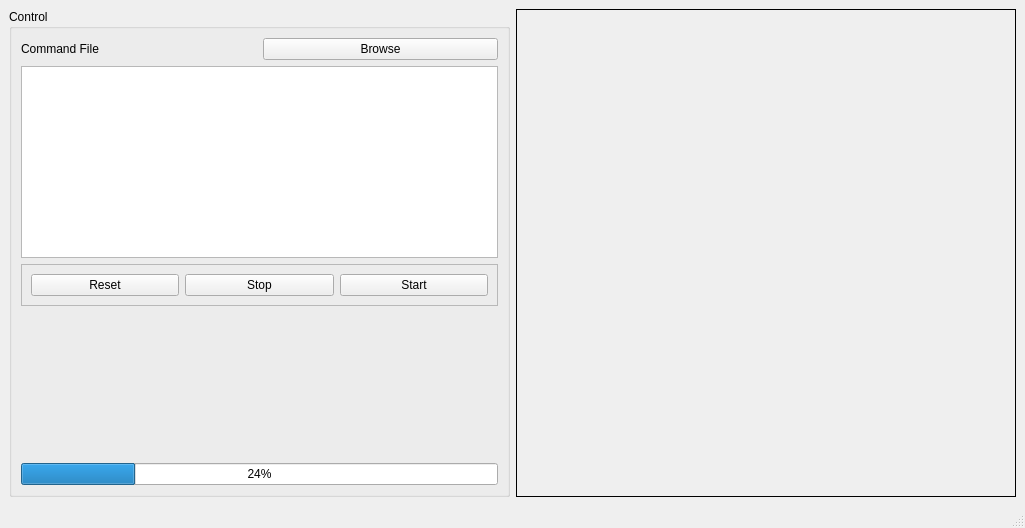
kwijesin/CMPT417-Final-Project-F22, file mainwindowcontrols.ui: the form before one commit.
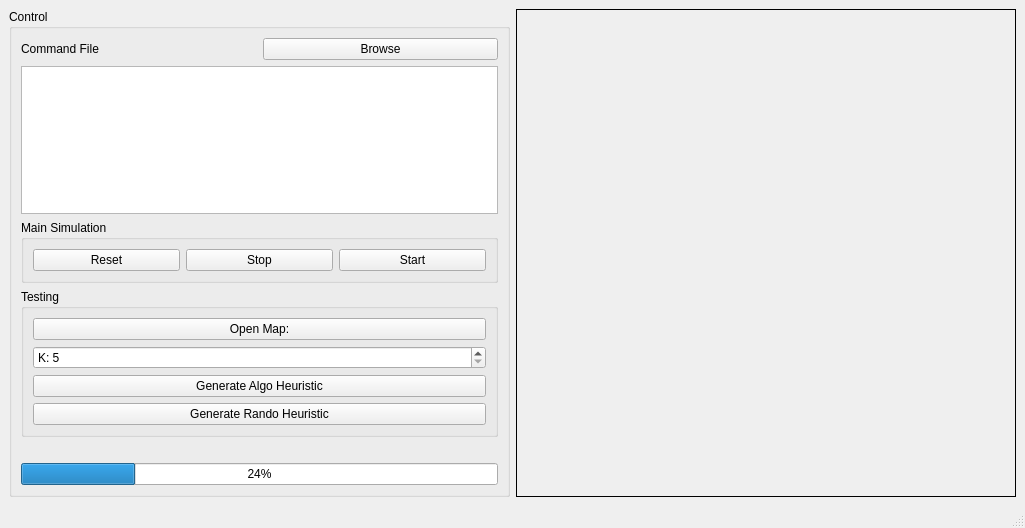
The form after the commit. Custom widgets are drawn as their Qt base class.

Commit message: Implements testing ui for calculateTDG Debug calculateTDH and the algorithm version

```diff
--- a/mainwindowcontrols.ui
+++ b/mainwindowcontrols.ui
@@ -56,14 +56,11 @@
         </widget>
        </item>
        <item>
-        <widget class="QFrame" name="frame">
-         <property name="frameShape">
-          <enum>QFrame::StyledPanel</enum>
+        <widget class="QGroupBox" name="groupBox_2">
+         <property name="title">
+          <string>Main Simulation</string>
          </property>
-         <property name="frameShadow">
-          <enum>QFrame::Raised</enum>
-         </property>
-         <layout class="QHBoxLayout" name="horizontalLayout">
+         <layout class="QHBoxLayout" name="horizontalLayout_4">
           <item>
            <widget class="QPushButton" name="pushButtonReset">
             <property name="text">
@@ -88,6 +85,46 @@
          </layout>
         </widget>
        </item>
+       <item>
+        <widget class="QGroupBox" name="groupBox_3">
+         <property name="title">
+          <string>Testing</string>
+         </property>
+         <layout class="QVBoxLayout" name="verticalLayout_2">
+          <item>
+           <widget class="QPushButton" name="pushButton">
+            <property name="text">
+             <string>Open Map:</string>
+            </property>
+           </widget>
+          </item>
+          <item>
+           <widget class="QSpinBox" name="spinBoxK">
+            <property name="prefix">
+             <string>K: </string>
+            </property>
+            <property name="minimum">
+             <number>5</number>
+            </property>
+           </widget>
+          </item>
+          <item>
+           <widget class="QPushButton" name="pushButtonAlgoHeuristic">
+            <property name="text">
+             <string>Generate Algo Heuristic</string>
+            </property>
+           </widget>
+          </item>
+          <item>
+           <widget class="QPushButton" name="pushButtonRandHeuristic">
+            <property name="text">
+             <string>Generate Rando Heuristic</string>
+            </property>
+           </widget>
+          </item>
+         </layout>
+        </widget>
+       </item>
        <item>
         <spacer name="verticalSpacer">
          <property name="orientation">
```
Left out of the diff: 2 changed lines with no effect on the pictures. The commit also changes 8 other files.
